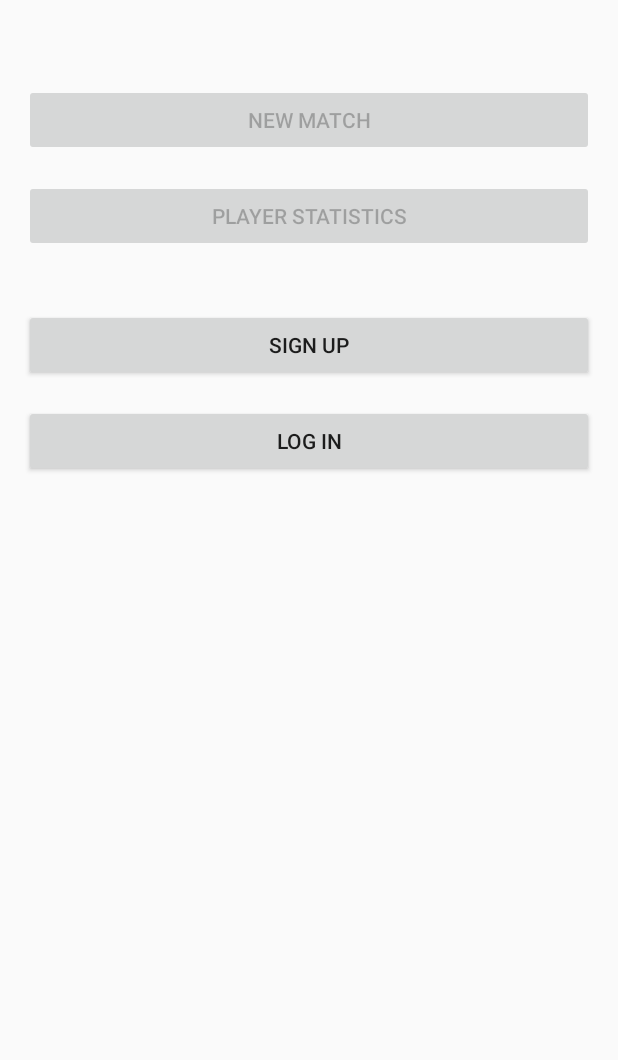
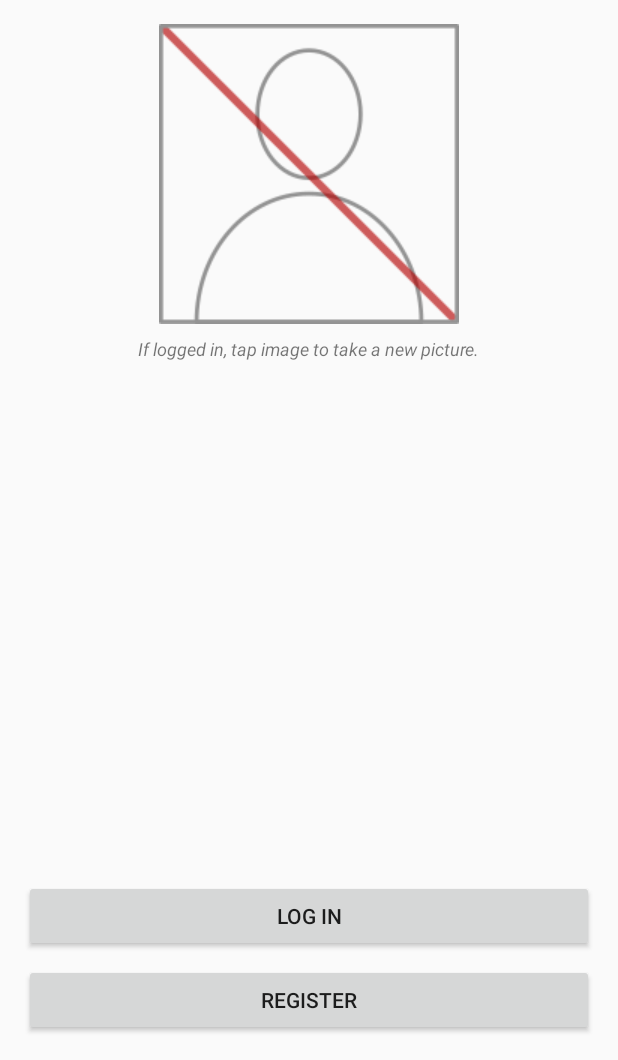
Before and after one commit to janbaerts/mobdev-snooker, an Android app: the screen it shows after launch (MainActivity), on a phone screen of 412 x 824 dp, the part 176-1236 px from its top. Run offline under Robolectric (Android 15) with nearby library versions, the phone set to English and light mode, and no system bars; our stand-ins replace Firebase (no records; nobody signed in at launch, a user with empty details on screens opened directly).

Commit message:
Player image added.

```diff
--- a/app/build.gradle
+++ b/app/build.gradle
@@ -32,6 +32,7 @@ dependencies {
     implementation 'com.google.firebase:firebase-auth:19.2.0'
     implementation 'com.firebaseui:firebase-ui-auth:4.3.1'
     implementation 'com.google.firebase:firebase-firestore:21.3.1'
+    implementation 'com.google.firebase:firebase-storage:19.1.1'
     implementation 'com.google.android.material:material:1.0.0'
     implementation 'androidx.legacy:legacy-support-v4:1.0.0'
     implementation "androidx.recyclerview:recyclerview:1.1.0"
--- a/app/src/main/java/com/janbaerts/android/snookerscoreboard/CreateNewPlayerActivity.java
+++ b/app/src/main/java/com/janbaerts/android/snookerscoreboard/CreateNewPlayerActivity.java
@@ -105,7 +105,7 @@ public class CreateNewPlayerActivity extends AppCompatActivity
         viewModel.setFavouriteBall(favouriteBall);
     }
 
-    // Eventhandlers
+    // Eventhandlers -------------------------------------------------------------------------------
     public void imageTapped(View view) {
         FragmentManager fragmentManager = getSupportFragmentManager();
         FragmentTransaction transaction = fragmentManager.beginTransaction();
@@ -123,6 +123,7 @@ public class CreateNewPlayerActivity extends AppCompatActivity
         }
     }
 
+    // Helper methods ------------------------------------------------------------------------------
     private String validateInputFields() {
         StringBuilder sb = new StringBuilder();
 
--- a/app/src/main/java/com/janbaerts/android/snookerscoreboard/MainActivity.java
+++ b/app/src/main/java/com/janbaerts/android/snookerscoreboard/MainActivity.java
@@ -1,20 +1,28 @@
 package com.janbaerts.android.snookerscoreboard;
 
+import androidx.annotation.NonNull;
 import androidx.appcompat.app.AppCompatActivity;
 import androidx.lifecycle.ViewModelProviders;
 
 import android.content.Intent;
+import android.graphics.Bitmap;
+import android.graphics.BitmapFactory;
+import android.graphics.drawable.BitmapDrawable;
 import android.os.Bundle;
 import android.view.View;
 import android.widget.Button;
+import android.widget.ImageView;
 import android.widget.ProgressBar;
 import android.widget.TextView;
 
+import com.google.android.gms.tasks.OnFailureListener;
 import com.google.android.gms.tasks.OnSuccessListener;
 import com.google.firebase.auth.FirebaseAuth;
 import com.google.firebase.auth.FirebaseUser;
 import com.google.firebase.firestore.FirebaseFirestore;
 import com.google.firebase.firestore.QuerySnapshot;
+import com.google.firebase.storage.FirebaseStorage;
+import com.google.firebase.storage.StorageReference;
 import com.janbaerts.android.snookerscoreboard.data.MatchSettingsData;
 import com.janbaerts.android.snookerscoreboard.models.Player;
 import com.janbaerts.android.snookerscoreboard.viewmodels.MatchSettingsViewModel;
@@ -25,7 +33,6 @@ public class MainActivity extends AppCompatActivity {
 
     private final String TAG = "MainActivity";
 
-
     private TextView playerList;
     private Player lei;
     private Player jan;
@@ -34,16 +41,16 @@ public class MainActivity extends AppCompatActivity {
 
     TextView welcomeTextView;
 
-    Button newMatchButton;
-    Button signUpButton;
-    Button playerStatisticsButton;
-    Button loginButton;
+    ImageView playerPictureImageView;
+    Button firstButton;
+    Button secondButton;
     ProgressBar progressBar;
 
     private List<Player> players;
 
     private FirebaseFirestore database;
     private FirebaseAuth firebaseAuth;
+    private StorageReference storage;
     private FirebaseUser user;
     private Player player;
 
@@ -56,19 +63,16 @@ public class MainActivity extends AppCompatActivity {
 
         welcomeTextView = findViewById(R.id.welcomeTextView);
 
-        newMatchButton = findViewById(R.id.newMatchButton);
-        signUpButton = findViewById(R.id.signUpButton);
-        playerStatisticsButton = findViewById(R.id.playerStatisticsButton);
-        loginButton = findViewById(R.id.loginButton);
+        playerPictureImageView = findViewById(R.id.playerPictureImageView);
+        firstButton = findViewById(R.id.firstButton);
+        secondButton = findViewById(R.id.secondButton);
         progressBar = findViewById(R.id.progressBar);
 
         MatchSettingsData.matchSettingsViewModel = ViewModelProviders.of(this).get(MatchSettingsViewModel.class);
 
         database = FirebaseFirestore.getInstance();
         firebaseAuth = FirebaseAuth.getInstance();
-
-        // TODO: View player statistics option (Master - Detail fragments requirement assignment).
-        // TODO: Transition Portrait-Landscape.
+        storage = FirebaseStorage.getInstance().getReference("images");
     }
 
     @Override
@@ -77,18 +81,13 @@ public class MainActivity extends AppCompatActivity {
         checkUserState();
     }
 
-    public void startNewGame(View view) {
-//        Intent intent = new Intent(this, StartNewMatchActivity.class);
+/// Eventhandlers -------------------------------------------------------------------------------
+    public void startNewMatch(View view) {
         Intent intent = new Intent(this, MatchSettingsActivity.class);
         startActivity(intent);
     }
 
-    public void playerStatistics(View view) {
-        Intent intent = new Intent(this, PlayerStatisticsActivity.class);
-        startActivity(intent);
-    }
-
-    public void signUpUser(View view) {
+    public void registerUser(View view) {
         Intent intent = new Intent(this, CreateNewPlayerActivity.class);
         startActivity(intent);
     }
@@ -104,6 +103,11 @@ public class MainActivity extends AppCompatActivity {
         checkUserState();
     }
 
+    public void recordNewPictureForPlayer(View view) {
+
+    }
+
+/// Helper methods ------------------------------------------------------------------------------
     private void checkUserState() {
         progressBar.setVisibility(View.VISIBLE);
         user = firebaseAuth.getCurrentUser();
@@ -116,10 +120,11 @@ public class MainActivity extends AppCompatActivity {
                         public void onSuccess(QuerySnapshot queryDocumentSnapshots) {
                             player = queryDocumentSnapshots.toObjects(Player.class).get(0);
                             welcomeTextView.setText(getResources().getString(R.string.welcome) + ", " + player.getFirstname());
-                            progressBar.setVisibility(View.INVISIBLE);
                             setUI(true);
+                            loadPlayerPicture();
                         }
                     });
+
         } else {
             progressBar.setVisibility(View.INVISIBLE);
             setUI(false);
@@ -128,27 +133,51 @@ public class MainActivity extends AppCompatActivity {
 
     public void setUI(boolean loggedIn) {
         if (!loggedIn) {
-            loginButton.setText(R.string.log_in);
-            loginButton.setOnClickListener(new View.OnClickListener() {
+            firstButton.setText(R.string.log_in);
+            firstButton.setOnClickListener(new View.OnClickListener() {
                 @Override
                 public void onClick(View v) {
                     loginUser(v);
                 }
             });
-            newMatchButton.setEnabled(false);
-            playerStatisticsButton.setEnabled(false);
-            signUpButton.setVisibility(View.VISIBLE);
+            secondButton.setText(getString(R.string.register));
+            secondButton.setOnClickListener(new View.OnClickListener() {
+                @Override
+                public void onClick(View v) { registerUser(v); }
+            });
         } else {
-            loginButton.setText(R.string.log_out);
-            loginButton.setOnClickListener(new View.OnClickListener() {
+            playerPictureImageView.setImageDrawable(getDrawable(R.drawable.no_picture));
+            firstButton.setText(R.string.new_match);
+            firstButton.setOnClickListener(new View.OnClickListener() {
                 @Override
                 public void onClick(View v) {
-                    logOutUser(v);
+                    startNewMatch(v);
                 }
             });
-            newMatchButton.setEnabled(true);
-            playerStatisticsButton.setEnabled(true);
-            signUpButton.setVisibility(View.INVISIBLE);
+            secondButton.setText(R.string.log_out);
+            secondButton.setOnClickListener(new View.OnClickListener() {
+                @Override
+                public void onClick(View v) { logOutUser(v); }
+            });
         }
     }
+
+    private void loadPlayerPicture() {
+        StorageReference location = storage.child(user.getEmail() + ".png");
+        location.getBytes(1024 * 1024)
+                .addOnSuccessListener(new OnSuccessListener<byte[]>() {
+                    @Override
+                    public void onSuccess(byte[] bytes) {
+                        Bitmap playerPicture = BitmapFactory.decodeByteArray(bytes, 0, bytes.length);
+                        playerPictureImageView.setImageBitmap(playerPicture);
+                        progressBar.setVisibility(View.INVISIBLE);
+                    }
+                })
+                .addOnFailureListener(new OnFailureListener() {
+                    @Override
+                    public void onFailure(@NonNull Exception e) {
+                        progressBar.setVisibility(View.INVISIBLE);
+                    }
+                });
+    }
 }
--- a/app/src/main/res/layout/activity_main.xml
+++ b/app/src/main/res/layout/activity_main.xml
@@ -22,76 +22,66 @@
         app:layout_constraintStart_toStartOf="parent"
         app:layout_constraintTop_toTopOf="parent" />
 
+    <ImageView
+        android:id="@+id/playerPictureImageView"
+        android:layout_width="200dp"
+        android:layout_height="200dp"
+        android:layout_marginTop="16dp"
+        android:contentDescription="@string/player_image"
+        app:layout_constraintEnd_toEndOf="parent"
+        app:layout_constraintStart_toStartOf="parent"
+        app:layout_constraintTop_toBottomOf="@+id/welcomeTextView"
+        app:srcCompat="@drawable/no_picture" />
+
     <Button
-        android:id="@+id/newMatchButton"
+        android:id="@+id/firstButton"
         android:layout_width="0dp"
         android:layout_height="wrap_content"
         android:layout_marginStart="16dp"
-        android:layout_marginTop="56dp"
         android:layout_marginEnd="16dp"
-        android:enabled="false"
-        android:onClick="startNewGame"
+        android:layout_marginBottom="8dp"
         android:padding="8dp"
-        android:text="@string/new_match"
+        android:text="@string/log_in"
+        app:layout_constraintBottom_toTopOf="@+id/secondButton"
         app:layout_constraintEnd_toEndOf="parent"
-        app:layout_constraintStart_toStartOf="parent"
-        app:layout_constraintTop_toBottomOf="@+id/welcomeTextView" />
+        app:layout_constraintStart_toStartOf="parent" />
 
     <Button
-        android:id="@+id/playerStatisticsButton"
+        android:id="@+id/secondButton"
         android:layout_width="match_parent"
         android:layout_height="wrap_content"
         android:layout_marginStart="16dp"
-        android:layout_marginTop="16dp"
         android:layout_marginEnd="16dp"
-        android:enabled="false"
-        android:onClick="playerStatistics"
+        android:layout_marginBottom="16dp"
         android:padding="8dp"
-        android:text="@string/player_statistics"
+        android:text="@string/register"
+        app:layout_constraintBottom_toBottomOf="parent"
         app:layout_constraintEnd_toEndOf="parent"
-        app:layout_constraintStart_toStartOf="parent"
-        app:layout_constraintTop_toBottomOf="@+id/newMatchButton" />
-
-    <Button
-        android:id="@+id/signUpButton"
-        android:layout_width="match_parent"
-        android:layout_height="wrap_content"
-        android:layout_marginStart="16dp"
-        android:layout_marginTop="38dp"
-        android:layout_marginEnd="16dp"
-        android:onClick="signUpUser"
-        android:padding="8dp"
-        android:text="@string/sign_up"
-        app:layout_constraintEnd_toEndOf="parent"
-        app:layout_constraintStart_toStartOf="parent"
-        app:layout_constraintTop_toBottomOf="@+id/playerStatisticsButton" />
-
-    <Button
-        android:id="@+id/loginButton"
-        android:layout_width="0dp"
-        android:layout_height="wrap_content"
-        android:layout_marginStart="16dp"
-        android:layout_marginTop="16dp"
-        android:layout_marginEnd="16dp"
-        android:text="@string/log_in"
-        android:onClick="loginUser"
-        app:layout_constraintEnd_toEndOf="parent"
-        app:layout_constraintHorizontal_bias="0.0"
-        app:layout_constraintStart_toStartOf="parent"
-        app:layout_constraintTop_toBottomOf="@+id/signUpButton" />
+        app:layout_constraintStart_toStartOf="parent" />
 
     <ProgressBar
         android:id="@+id/progressBar"
         android:layout_width="53dp"
         android:layout_height="53dp"
         android:layout_marginStart="16dp"
-        android:layout_marginTop="16dp"
         android:layout_marginEnd="16dp"
-        android:layout_marginBottom="16dp"
         android:visibility="invisible"
-        app:layout_constraintBottom_toBottomOf="parent"
+        app:layout_constraintBottom_toTopOf="@+id/firstButton"
         app:layout_constraintEnd_toEndOf="parent"
         app:layout_constraintStart_toStartOf="parent"
-        app:layout_constraintTop_toTopOf="parent" />
+        app:layout_constraintTop_toBottomOf="@+id/playerPictureImageView" />
+
+    <TextView
+        android:id="@+id/imageInformationTextView"
+        android:layout_width="wrap_content"
+        android:layout_height="wrap_content"
+        android:layout_marginTop="8dp"
+        android:text="@string/image_info"
+        android:textSize="12sp"
+        android:textStyle="italic"
+        app:layout_constraintEnd_toEndOf="parent"
+        app:layout_constraintStart_toStartOf="parent"
+        app:layout_constraintTop_toBottomOf="@+id/playerPictureImageView" />
+
 
 </androidx.constraintlayout.widget.ConstraintLayout>
--- a/app/src/main/res/values/strings.xml
+++ b/app/src/main/res/values/strings.xml
@@ -8,9 +8,10 @@
     <string name="create_new_player">Create a new player</string>
     <string name="log_in">Log in</string>
     <string name="log_out">Log out</string>
-    <string name="sign_up">Sign up</string>
+    <string name="register">Register</string>
     <string name="ok" translatable="false">OK</string>
     <string name="cancel">Cancel</string>
+    <string name="image_info">If logged in, tap image to take a new picture.</string>
 
     <!--    activity-start-new-game-->
     <string name="player_1">Player 1</string>
```
Also changed, not shown: app/src/main/res/drawable/no_picture.png (added), 1 other file.
